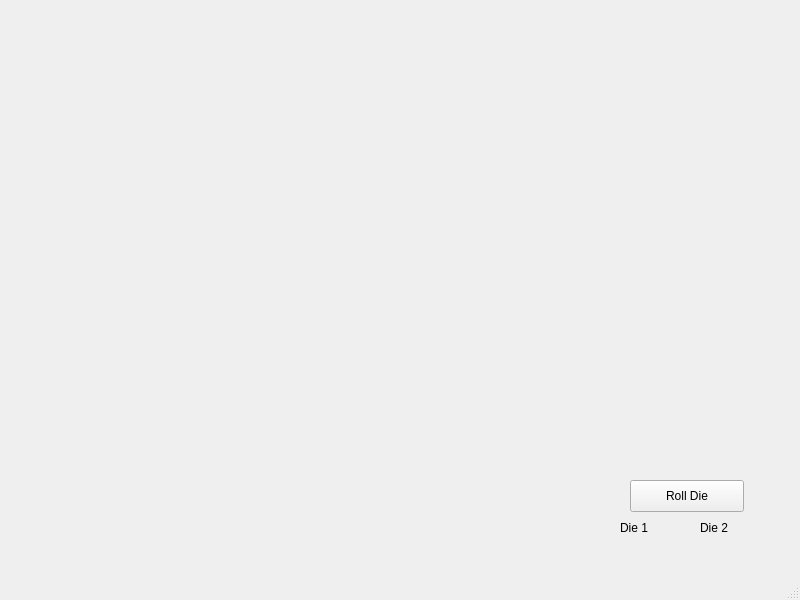
Old version of the form mainwindow.ui in the repository quinnmil/Monopoly.
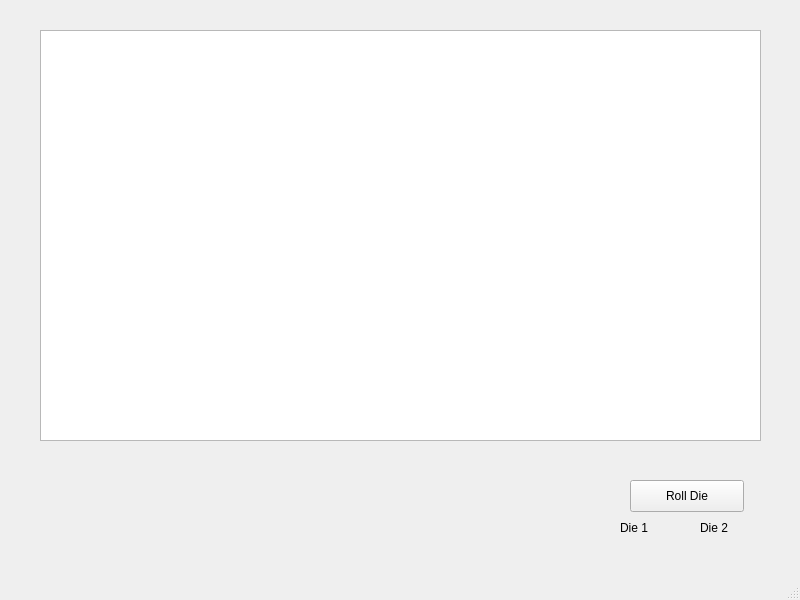
New version of the form.

Commit message: fix nullpointer error, add ui files

```diff
--- a/mainwindow.ui
+++ b/mainwindow.ui
@@ -53,6 +53,16 @@
      <string>Die 2</string>
     </property>
    </widget>
+   <widget class="QGraphicsView" name="graphicsView">
+    <property name="geometry">
+     <rect>
+      <x>40</x>
+      <y>30</y>
+      <width>721</width>
+      <height>411</height>
+     </rect>
+    </property>
+   </widget>
   </widget>
   <widget class="QMenuBar" name="menubar">
    <property name="geometry">
```
The commit also changes 2 other files.
